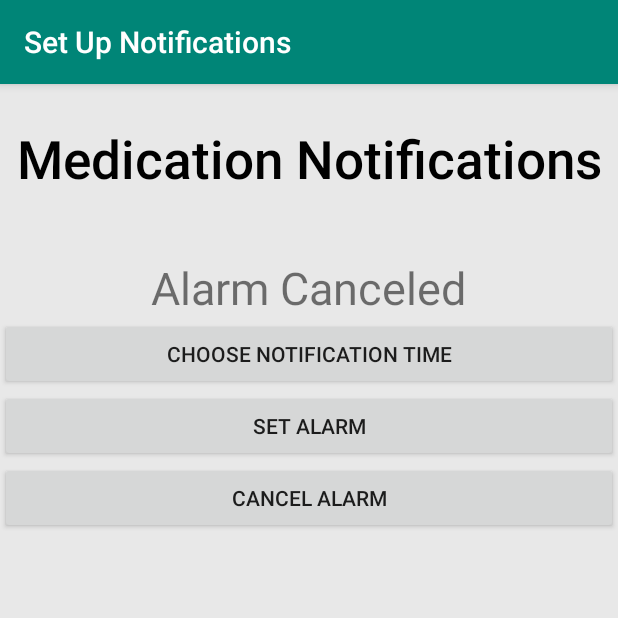
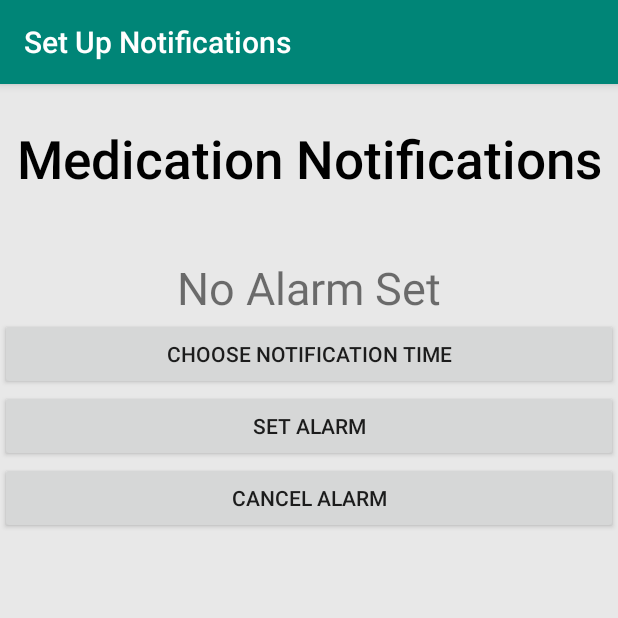
Before and after one commit to kinseynicole3/COMP433FINAL, an Android app: the NotificationActivity screen opened directly, with no data from a screen before it, after a tap on "CANCEL ALARM", on a phone screen of 412 x 824 dp, the top half of it. Run offline under Robolectric (Android 15) with nearby library versions, the phone set to English and light mode, and no system bars.

Commit message:
notifications

```diff
--- a/app/src/main/java/com/example/test2/NotificationActivity.java
+++ b/app/src/main/java/com/example/test2/NotificationActivity.java
@@ -17,6 +17,7 @@ import android.view.View;
 import android.widget.Button;
 import android.widget.TextView;
 import android.widget.TimePicker;
+import android.widget.Toast;
 
 import java.sql.DataTruncation;
 import java.text.DateFormat;
@@ -34,20 +35,13 @@ public class NotificationActivity extends AppCompatActivity implements TimePicke
 
         mTextView = findViewById(R.id.textView);
 
-        Button timePicker = findViewById(R.id.time_picker);
-        timePicker.setOnClickListener(new View.OnClickListener() {
-            @Override
-            public void onClick(View v) {
-                DialogFragment timePicker = new TimePickerFragment();
-                timePicker.show(getSupportFragmentManager(), "time picker");
-            }
-        });
-
         notification = findViewById(R.id.set_alarm);
         mNotificationHelper = new NotificationHelper(this);
         notification.setOnClickListener(new View.OnClickListener() {
             @Override
             public void onClick(View v) {
+                DialogFragment timePicker = new TimePickerFragment();
+                timePicker.show(getSupportFragmentManager(), "time picker");
                 sendOnChannel("Test Title", "Test Message" );
             }
         });
@@ -94,7 +88,6 @@ public class NotificationActivity extends AppCompatActivity implements TimePicke
         PendingIntent pendingIntent = PendingIntent.getBroadcast(this, 1, intent, 0);
 
         alarmManager.setExact(AlarmManager.RTC_WAKEUP, c.getTimeInMillis(), pendingIntent);
-
     }
 
     private void cancelAlarm() {
@@ -103,7 +96,9 @@ public class NotificationActivity extends AppCompatActivity implements TimePicke
         PendingIntent pendingIntent = PendingIntent.getBroadcast(this, 1, intent, 0);
 
         alarmManager.cancel(pendingIntent);
-        mTextView.setText("Alarm Canceled");
+        mTextView.setText("No Alarm Set");
+
+        Toast.makeText(this, "Alarm Canceled", Toast.LENGTH_SHORT).show();
 
     }
  }
```
